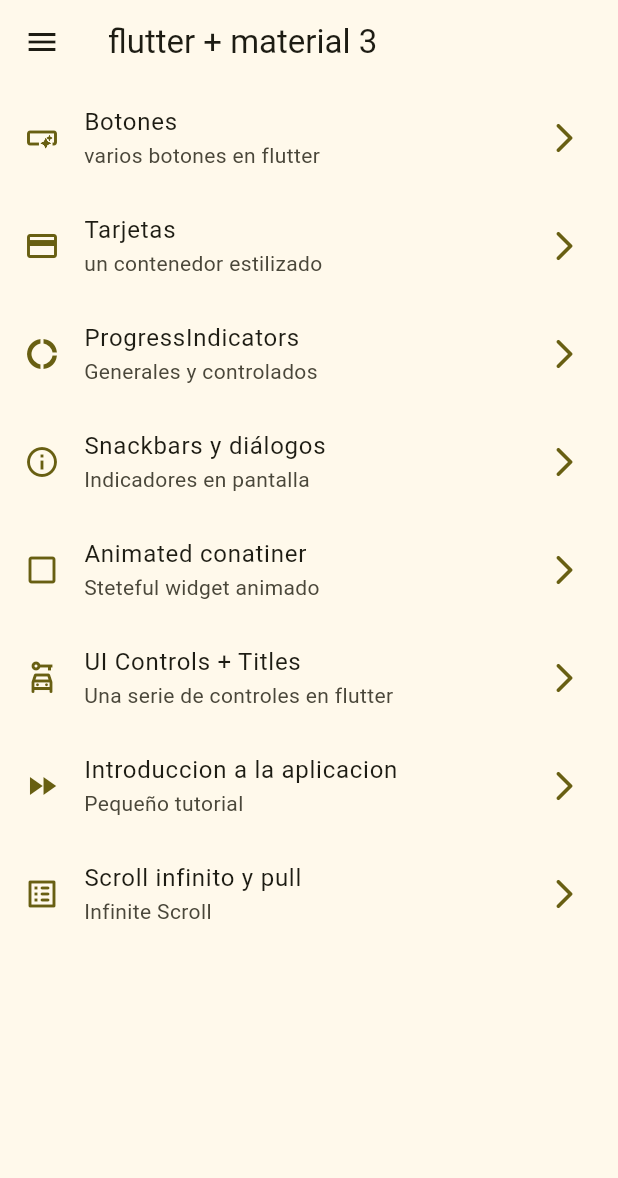
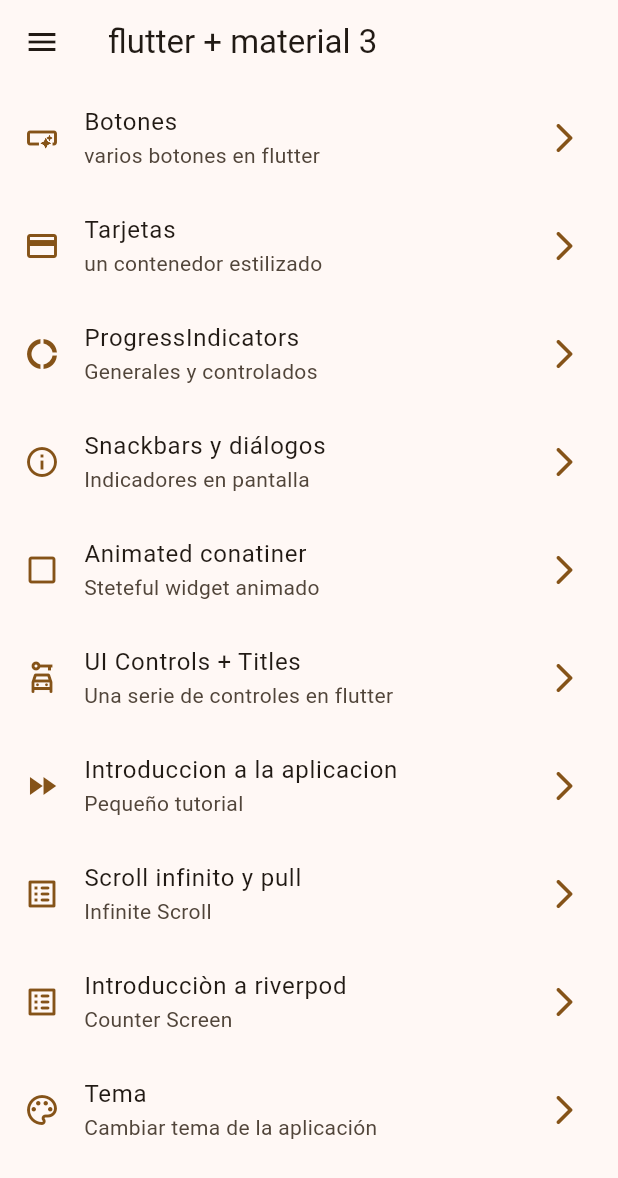
Before and after one commit to Angelina-Pinto/flutterAppWidgets, a Flutter app: the screen it shows after launch, on a phone screen of 412 x 824 dp. Shown: the top 1178 px of the screen. Run offline on Flutter 3.47's test engine with Material 3 defaults, Android fonts, the phone set to English and light mode, and no system bars; our stand-ins replace animate_do, flutter_riverpod, go_router.

Commit message:
Implementacion de riverpood con metodo watch, read y update como notificadores de cambio

```diff
--- a/lib/config/menu/menu_items.dart
+++ b/lib/config/menu/menu_items.dart
@@ -48,7 +48,19 @@
     title: 'Scroll infinito y pull',
     subtitle: 'Infinite Scroll',
     link: '/infinite',
-    icon: Icons.list_alt_rounded)
+    icon: Icons.list_alt_rounded),
+
+    MenuItems(
+    title: 'Introducciòn a riverpod ',
+    subtitle: 'Counter Screen',
+    link: '/counter',
+    icon: Icons.list_alt_rounded),
+
+    MenuItems(
+    title: 'Tema',
+    subtitle: 'Cambiar tema de la aplicación',
+    link: '/theme-changer',
+    icon: Icons.color_lens_outlined)
 ];
 
 class MenuItems{
--- a/lib/config/router/app_router.dart
+++ b/lib/config/router/app_router.dart
@@ -1,4 +1,5 @@
 
+import 'package:flutter_widget_aplication/config/counter/counter_screen.dart';
 import 'package:flutter_widget_aplication/config/progress/progress_screen.dart';
 import 'package:flutter_widget_aplication/config/screens/screen.dart';
 import 'package:go_router/go_router.dart';
@@ -53,6 +54,17 @@
       path: '/infinite',
       builder: (context, state) =>const  InfiniteScrollScreen(),
     ),
+    GoRoute(
+
+      path: '/counter',
+      builder: (context, state) =>const  CounterScreen(),
+    ),
+     GoRoute(
+
+      path: '/theme-changer',
+      builder: (context, state) =>const  ThemeChangeScreen(),
+    ),
+
 
 
   ],
--- a/lib/config/screens/screen.dart
+++ b/lib/config/screens/screen.dart
@@ -1,10 +1,12 @@
+
+//////
 export  'package:flutter_widget_aplication/config/animated/animated_screen.dart';
 export  'package:flutter_widget_aplication/config/inifite_scroll/infinite_scroll_screen.dart';
 export  'package:flutter_widget_aplication/config/snackbar/sanckbar_screen.dart';
+export  'package:flutter_widget_aplication/config/theme_change/theme_change_screen.dart';
 export  'package:flutter_widget_aplication/config/tutorial/app_tutorial_screen.dart';
 export  'package:flutter_widget_aplication/UI_controls/ui_controls_screen.dart';
 export  'package:flutter/material.dart';
 export 'package:flutter_widget_aplication/config/buttons/buttons_screen.dart';
 export 'package:flutter_widget_aplication/config/cards/cards_screen.dart';
 export 'package:flutter_widget_aplication/presentation/screens/home/home_screen.dart';
-//////
--- a/lib/config/theme/app_theme.dart
+++ b/lib/config/theme/app_theme.dart
@@ -13,13 +13,18 @@
 class AppTheme{
 
   final int selectedColor;
+  final bool isDarkmode;
 
   AppTheme({
-    this.selectedColor = 0
+    this.selectedColor = 0 ,
+    this.isDarkmode = false
+
     }):assert(selectedColor >= 0 , 'el color debe de ser mayor a 0'),
     assert(selectedColor < colorList.length, 'selected color must be less or equal than ${colorList.length}');
 
     ThemeData getTheme () => ThemeData(
+      //cambia el tema de la aplicacion
+      brightness: isDarkmode? Brightness.dark: Brightness.light,
       useMaterial3: true,
       colorSchemeSeed: colorList[selectedColor],
       appBarTheme: const AppBarTheme(
--- a/lib/main.dart
+++ b/lib/main.dart
@@ -1,18 +1,27 @@
+import 'package:flutter_riverpod/flutter_riverpod.dart';
 import 'package:flutter_widget_aplication/config/progress/progress_screen.dart';
 import 'package:flutter_widget_aplication/config/theme/app_theme.dart';
 import 'package:flutter_widget_aplication/config/screens/screen.dart';
 import 'package:flutter_widget_aplication/config/router/app_router.dart';
-void main() => runApp(const MyApp());
+import 'package:flutter_widget_aplication/presentation/provider/theme_provider.dart';
+void main() => runApp(
+  ProviderScope(
+    child:const MyApp())
+  );
 
-class MyApp extends StatelessWidget {
+class MyApp extends ConsumerWidget {
+
   const MyApp({super.key});
 
   @override
-  Widget build(BuildContext context) {
+  Widget build(BuildContext context, ref) {
+    final bool darkMode = ref.watch(darkModeProvider);
+    final int selectedColor = ref.watch(selectedIndexColorProvider);
+
     return MaterialApp.router(
       routerConfig: appRouter,
       debugShowCheckedModeBanner: false,
-      theme: AppTheme(selectedColor: 5).getTheme(),
+      theme: AppTheme(selectedColor: selectedColor, isDarkmode: darkMode).getTheme(),
       title: 'Material App',
 
     );
--- /dev/null
+++ b/lib/presentation/provider/counter_provider.dart
@@ -0,0 +1,3 @@
+import 'package:flutter_riverpod/flutter_riverpod.dart';
+
+final counterProvider = StateProvider<int>((ref) => 5);
--- /dev/null
+++ b/lib/presentation/provider/theme_provider.dart
@@ -0,0 +1,12 @@
+// Estado => isDarkProvider = boolean
+
+import 'package:flutter_riverpod/flutter_riverpod.dart';
+import 'package:flutter_widget_aplication/config/theme/app_theme.dart';
+
+final darkModeProvider = StateProvider<bool>((ref) => false);
+
+//listado de colores inmutable
+final colorListProvider = Provider((ref) => colorList);
+
+//un simple entero
+final  selectedIndexColorProvider  = StateProvider<int>((ref) => 1);
--- a/lib/presentation/screens/home/widgets/side_menu.dart
+++ b/lib/presentation/screens/home/widgets/side_menu.dart
@@ -49,7 +49,7 @@
 
           child: Text('main'),
         ),
-
+        //barriendo lista de items
         ...appMenuItems
         .sublist(0,3)
         .map((item) => NavigationDrawerDestination(
```
Also changed, not shown: lib/config/counter/counter_screen.dart (added, +42 -0 lines), lib/config/theme_change/theme_change_screen.dart (added, +61 -0 lines), pubspec.yaml (+1 -6 lines), pubspec.lock.
